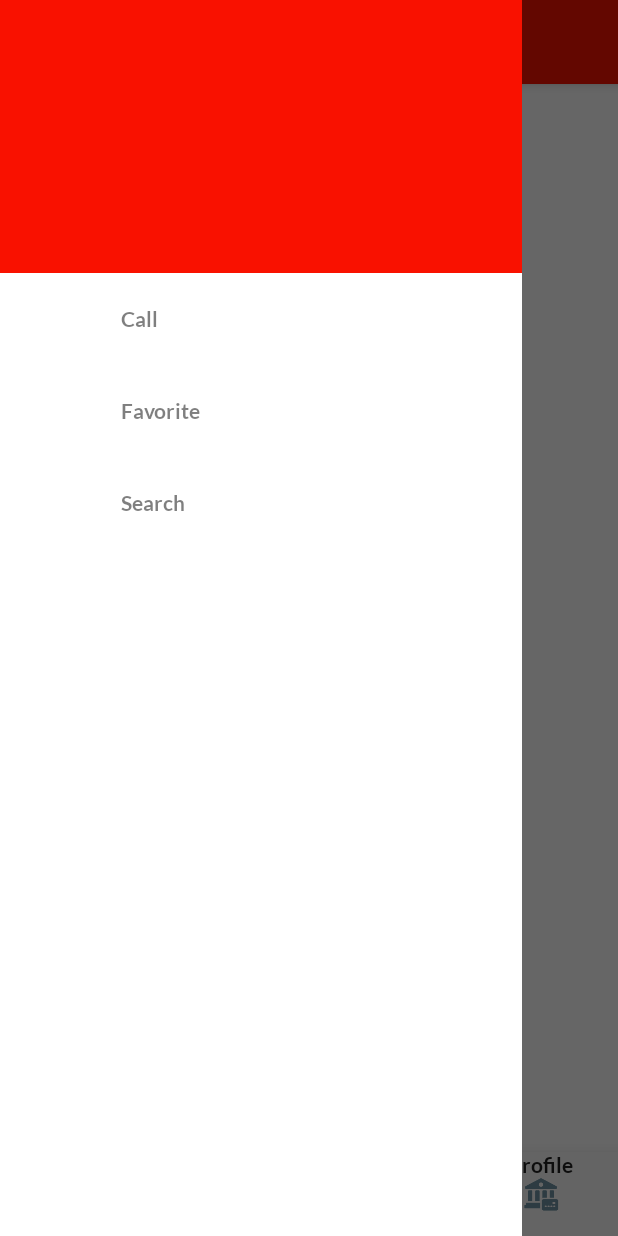
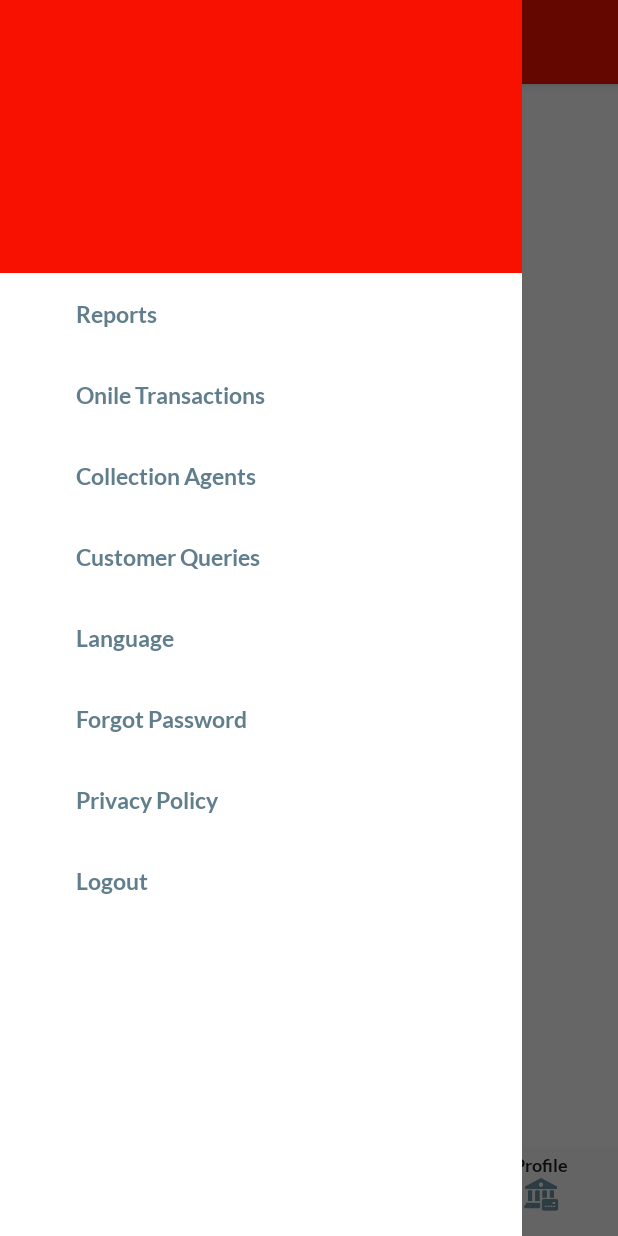
Before and after one commit to mariyarajendran/KotlinAndroid, an Android app: the screen it shows after launch (MainActivity), with the side drawer open, on a phone screen of 412 x 824 dp. Run offline under Robolectric (Android 15) with nearby library versions, the phone set to English and light mode, and no system bars; our stand-ins replace sdp/ssp sizes.

Commit message:
design chnages and make first test build to vick

```diff
--- a/app/build.gradle
+++ b/app/build.gradle
@@ -1,7 +1,7 @@
 apply plugin: 'com.android.application'
 apply plugin: 'kotlin-android'
 apply plugin: 'kotlin-android-extensions'
-apply plugin: 'com.google.gms.google-services'
+
 
 android {
     compileSdkVersion 29
@@ -30,7 +30,6 @@ dependencies {
     implementation 'com.squareup.okhttp3:logging-interceptor:3.3.1'
     implementation 'com.squareup.okhttp3:okhttp:3.3.1'
     implementation "com.android.support:design:28.0.0"
-    implementation 'com.google.firebase:firebase-analytics:17.2.0'
     implementation project(path: ':sdp-android')
     testImplementation 'junit:junit:4.12'
     androidTestImplementation 'com.android.support.test:runner:1.0.2'
--- a/app/src/main/java/absa/cgs/com/screens/mainbaseactivity/MainActivity.kt
+++ b/app/src/main/java/absa/cgs/com/screens/mainbaseactivity/MainActivity.kt
@@ -33,7 +33,7 @@ class MainActivity : BaseActivity(), MainView {
     override fun onCreate(savedInstanceState: Bundle?) {
         super.onCreate(savedInstanceState)
         setContentView(R.layout.activity_kotlin_play_ground)
-        presenterMain.validateFirstTrigger("samples", "")
+        //presenterMain.validateFirstTrigger("samples", "")
 
         init()
     }
@@ -43,10 +43,10 @@ class MainActivity : BaseActivity(), MainView {
         mToolbar = findViewById(R.id.dashboard_toolbar)
         mListView = findViewById(R.id.dashboard_lv_drawer)
         setSupportActionBar(mToolbar)
+        supportActionBar?.title = this.resources.getString(R.string.bottom_nav_dashboard)
         addDrawerArrayData()
         drawerLayout = findViewById(R.id.dashboard_drawer_layout)
         setDrawerLayout()
-        mToolbar?.title = this.resources.getString(R.string.bottom_nav_dashboard)
         loadFragment(DashboardFragment())
         val navigation = findViewById<BottomNavigationView>(R.id.content_dashboard_bottomnavigation_view)
         navigation.setOnNavigationItemSelectedListener(mOnNavigationItemSelectedListener)
@@ -55,9 +55,15 @@ class MainActivity : BaseActivity(), MainView {
 
     private fun addDrawerArrayData() {
         mNavigationItems = ArrayList()
-        mNavigationItems?.add("Call")
-        mNavigationItems?.add("Favorite")
-        mNavigationItems?.add("Search")
+        mNavigationItems?.add("Reports")
+        mNavigationItems?.add("Onile Transactions")
+        mNavigationItems?.add("Collection Agents")
+        mNavigationItems?.add("Customer Queries")
+        mNavigationItems?.add("Language")
+        mNavigationItems?.add("Forgot Password")
+        mNavigationItems?.add("Privacy Policy")
+        mNavigationItems?.add("Logout")
+
     }
 
     private fun setDrawerLayout() {
--- a/app/src/main/res/layout/fragment_account_screen.xml
+++ b/app/src/main/res/layout/fragment_account_screen.xml
@@ -10,6 +10,6 @@
         android:layout_gravity="center"
         android:text="Profile"
         android:textColor="@color/colorGray"
-        android:textSize="20dp"
+        android:textSize="18sp"
         android:textStyle="bold" />
 </FrameLayout>
--- a/app/src/main/res/layout/fragment_customer_screen.xml
+++ b/app/src/main/res/layout/fragment_customer_screen.xml
@@ -10,6 +10,6 @@
         android:layout_gravity="center"
         android:text="@string/bottom_nav_customer"
         android:textColor="@color/colorGray"
-        android:textSize="20dp"
+        android:textSize="18sp"
         android:textStyle="bold" />
 </FrameLayout>
--- a/app/src/main/res/layout/fragment_home_screen.xml
+++ b/app/src/main/res/layout/fragment_home_screen.xml
@@ -10,6 +10,6 @@
         android:layout_gravity="center"
         android:text="Dashboard"
         android:textColor="@color/colorGray"
-        android:textSize="20dp"
+        android:textSize="18sp"
         android:textStyle="bold" />
 </FrameLayout>
--- a/app/src/main/res/layout/layout_drawer_item.xml
+++ b/app/src/main/res/layout/layout_drawer_item.xml
@@ -8,19 +8,20 @@
     android:paddingTop="@dimen/_14sdp"
     android:paddingBottom="@dimen/_14sdp">
 
-    <ImageView
-        android:id="@+id/im_icon"
-        android:layout_width="@dimen/_20sdp"
-        android:layout_height="@dimen/_20sdp"
-        android:layout_marginRight="@dimen/_28sdp"
-        android:tint="#54000000" />
+    <!--<ImageView-->
+    <!--android:id="@+id/im_icon"-->
+    <!--android:layout_width="@dimen/_20sdp"-->
+    <!--android:layout_height="@dimen/_20sdp"-->
+    <!--android:layout_marginRight="@dimen/_28sdp"-->
+    <!--android:tint="#54000000" />-->
 
     <absa.cgs.com.utils.fonts.CustomTextView
         android:id="@+id/tv_title"
         android:layout_width="wrap_content"
         android:layout_height="wrap_content"
         android:text=""
-        android:textColor="#80000000"
-        android:textSize="14sp" />
+        android:layout_marginLeft="@dimen/_25sdp"
+        android:textColor="@color/colorGray55"
+        android:textSize="15sp" />
 
 </LinearLayout>
--- a/app/src/main/res/menu/bottom_navigation_view_menu.xml
+++ b/app/src/main/res/menu/bottom_navigation_view_menu.xml
@@ -3,7 +3,7 @@
 
     <item
         android:id="@+id/bottom_navigation_item_dashboard"
-        android:icon="@drawable/homes"
+        android:icon="@drawable/nav_home"
         android:title="@string/bottom_nav_dashboard" />
 
     <item
@@ -13,7 +13,7 @@
 
     <item
         android:id="@+id/bottom_navigation_item_search"
-        android:icon="@drawable/search"
+        android:icon="@drawable/nav_search"
         android:title="@string/bottom_nav_search" />
 
     <item
--- a/app/src/main/res/values/styles.xml
+++ b/app/src/main/res/values/styles.xml
@@ -24,11 +24,13 @@
 
     <style name="BottomNavigation.ActiveItemTextAppearance" parent="TextAppearance.AppCompat">
         <item name="android:fontFamily">@font/latobold</item>
+        <item name="android:textSize">12sp</item>
     </style>
 
     <style name="BottomNavigation.InActiveItemTextAppearance" parent="TextAppearance.AppCompat">
         <item name="android:fontFamily">@font/latobold</item>
         <item name="android:textColor">@color/colorRed</item>
+        <item name="android:textSize">13sp</item>
     </style>
 
     <style name="ToolbarTheme" parent="ThemeOverlay.AppCompat.Light">
--- a/build.gradle
+++ b/build.gradle
@@ -10,7 +10,6 @@ buildscript {
     dependencies {
         classpath 'com.android.tools.build:gradle:3.2.1'
         classpath "org.jetbrains.kotlin:kotlin-gradle-plugin:$kotlin_version"
-        classpath 'com.google.gms:google-services:4.3.2'
 
         // NOTE: Do not place your application dependencies here; they belong
         // in the individual module build.gradle files
```
Also changed, not shown: app/src/main/res/drawable/nav_home.png (added), app/src/main/res/drawable/nav_search.png (added), 1 other file.
